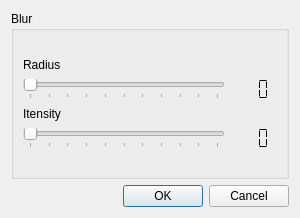
Above: src/gui/blur_dialog.ui from CervecerosCodigo/CCIMP before the change. Below: the same form after it.
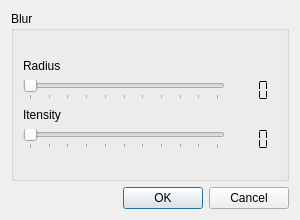
That is the form after the change.

The edit to the form file:
```diff
--- a/src/gui/blur_dialog.ui
+++ b/src/gui/blur_dialog.ui
@@ -7,7 +7,7 @@
     <x>0</x>
     <y>0</y>
     <width>300</width>
-    <height>218</height>
+    <height>220</height>
    </rect>
   </property>
   <property name="sizePolicy">
```
